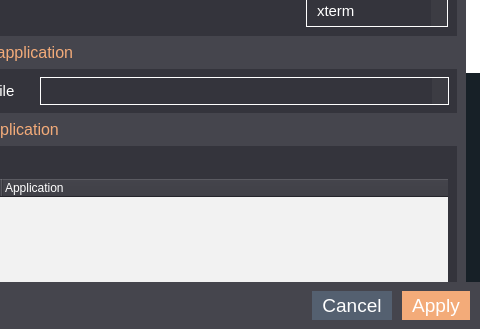
rahmanshaber/corebox, file settings/settings.ui: the form before one commit; both pictures show x 344 to 824 and y 293 to 622 of the 824 by 622 pixel window.
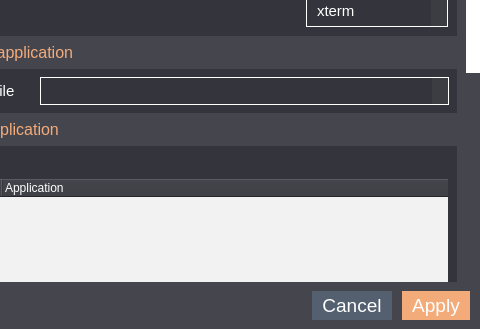
The form after the commit. The open tabs and pages were chosen to show the change. Icons and pictures are not drawn.

```diff
--- a/settings/settings.ui
+++ b/settings/settings.ui
@@ -1092,11 +1092,11 @@
 }
 
 QScrollBar::add-page:vertical {
-    background: #172027;
+    background: #45454D;
 }
 
 QScrollBar::sub-page:vertical {
-    background: #172027;
+    background: #45454D;
 }</string>
          </property>
          <property name="verticalScrollBarPolicy">
```
